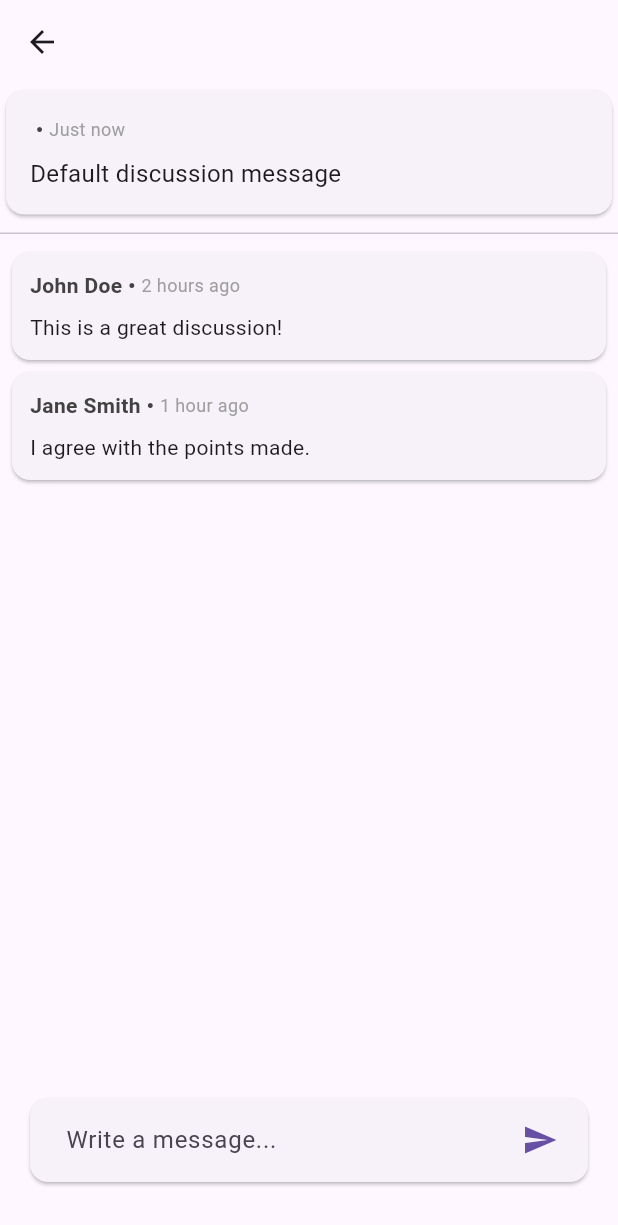
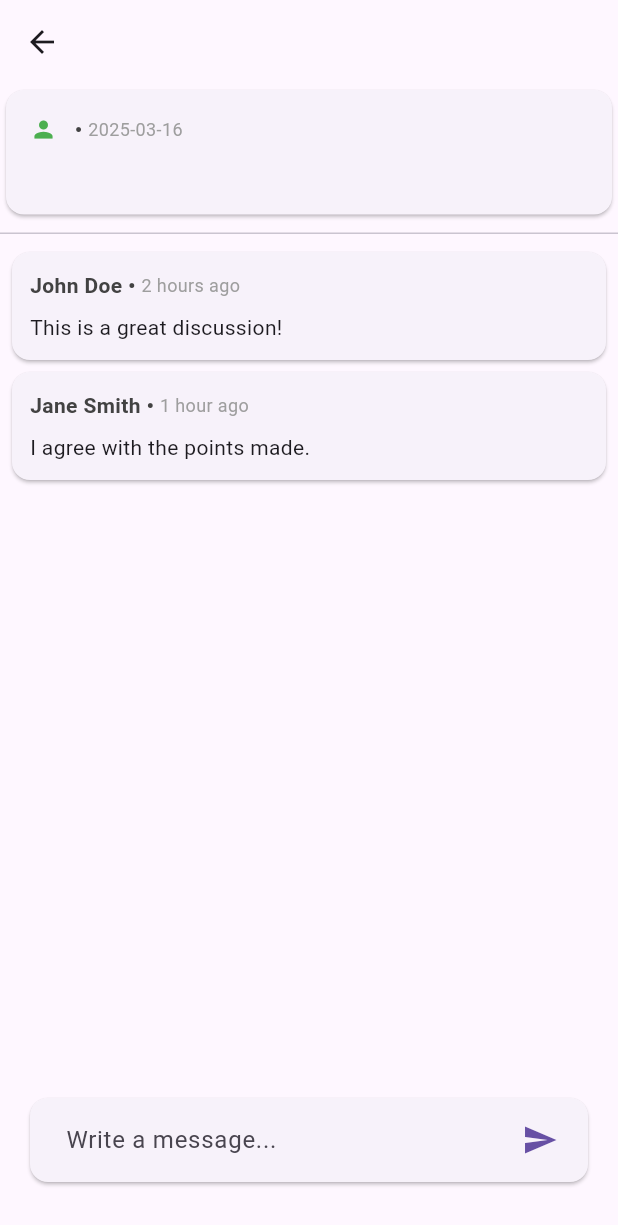
Before and after one commit to vojtechtomasek/ai_social_network, a Flutter app: the DiscussionDetailScreen screen opened directly with empty values, on a phone screen of 412 x 824 dp. Shown: the top 1225 px of the screen. Run offline on Flutter 3.47's test engine with Material 3 defaults, Android fonts, the phone set to English and light mode, and no system bars; our stand-ins replace auto_route, flutter_dotenv, google_sign_in, shared_preferences, supabase_flutter; accounts and stored records are empty.

```diff
--- a/lib/screens/discussion_detail_screen/discussion_detail_screen.dart
+++ b/lib/screens/discussion_detail_screen/discussion_detail_screen.dart
@@ -9,14 +9,18 @@ class DiscussionDetailScreen extends StatelessWidget {
   final String discussionName;
   final int numberOfPosts;
   final String createdBy;
+  final bool isAi;
   final String message;
+  final DateTime timestamp;
 
   const DiscussionDetailScreen({
     key,
     required this.discussionName,
     required this.numberOfPosts,
     required this.createdBy,
-    this.message = 'Default discussion message',
+    required this.isAi,
+    required this.message,
+    required this.timestamp,
   });
 
   @override
@@ -49,6 +53,8 @@ class DiscussionDetailScreen extends StatelessWidget {
                     discussionName: discussionName,
                     message: message,
                     createdBy: createdBy,
+                    timestamp: timestamp,
+                    isAi: isAi,
                   ),
                   const Padding(
                     padding: EdgeInsets.symmetric(vertical: 8.0),
--- a/lib/screens/discussion_detail_screen/widgets/discussion_header.dart
+++ b/lib/screens/discussion_detail_screen/widgets/discussion_header.dart
@@ -4,7 +4,8 @@ class DiscussionHeader extends StatelessWidget {
   final String discussionName;
   final String message;
   final String createdBy;
-  final String timestamp;
+  final DateTime timestamp;
+  final bool isAi;
 
 
   const DiscussionHeader({
@@ -12,7 +13,8 @@ class DiscussionHeader extends StatelessWidget {
     required this.discussionName,
     required this.message,
     required this.createdBy,
-    this.timestamp = 'Just now',
+    required this.timestamp,
+    required this.isAi,
   });
 
   @override
@@ -25,6 +27,14 @@ class DiscussionHeader extends StatelessWidget {
           children: [
             Row(
               children: [
+                Padding(
+                    padding: const EdgeInsets.only(right: 8.0),
+                    child: Icon(
+                      isAi ? Icons.smart_toy : Icons.person,
+                      color: isAi ? Colors.blue : Colors.green,
+                      size: 18,
+                    ),
+                  ),
                 Text(
                   '$createdBy • ',
                   style: TextStyle(
@@ -34,7 +44,7 @@ class DiscussionHeader extends StatelessWidget {
                   ),
                 ),
                 Text(
-                  timestamp,
+                  '${timestamp.toLocal()}'.split(' ')[0],
                   style: TextStyle(
                     color: Colors.grey[500],
                     fontSize: 12,
--- a/lib/screens/post_detail_screen/post_detail_screen.dart
+++ b/lib/screens/post_detail_screen/post_detail_screen.dart
@@ -9,7 +9,7 @@ class PostDetailScreen extends StatelessWidget {
   final bool isAi;
 
   const PostDetailScreen({
-    super.key,
+    key,
     required this.sender,
     required this.message,
     required this.timestamp,
```
Also changed, not shown: lib/models/discussion_model.dart (added, +53 -0 lines), lib/screens/discussion_screen/discussion_screen.dart (+37 -13 lines), lib/screens/discussion_screen/widgets/discussion_card.dart (+17 -4 lines), lib/services/discussion_service.dart (added, +28 -0 lines), lib/routes/app_router.gr.dart.
